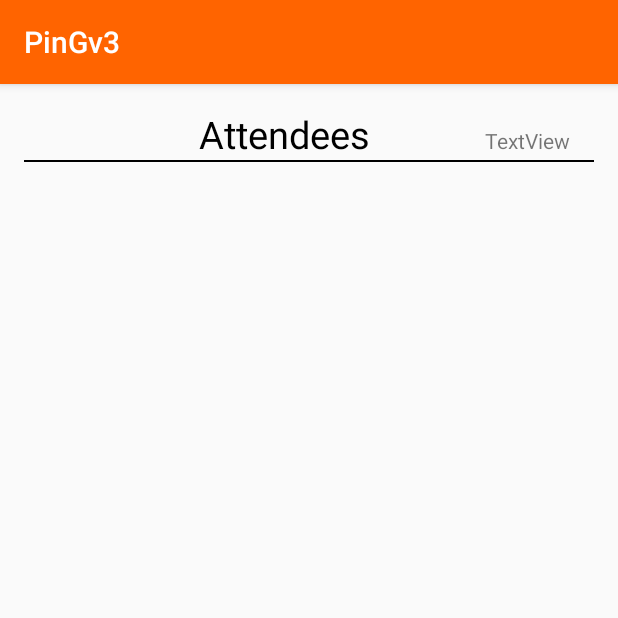
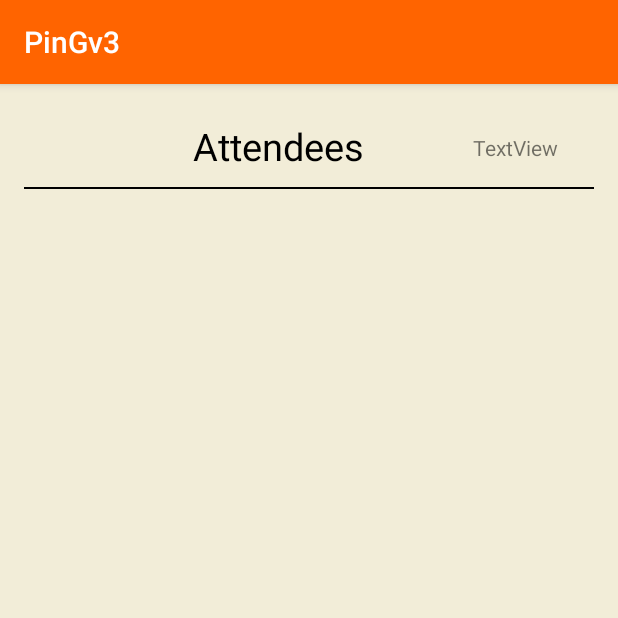
Before and after one commit to PinGTeam/PinG, an Android app: the AttendingUsersListActivity screen opened directly, with no data from a screen before it, on a phone screen of 412 x 824 dp, the top half of it. Run offline under Robolectric (Android 15) with nearby library versions, the phone set to English and light mode, and no system bars; 2 statements that could not run were skipped.

Commit message:
-Presentation Code

```diff
--- a/Source-Code/ANDROID/PinGv2/app/src/main/res/layout/activity_attending_users_list.xml
+++ b/Source-Code/ANDROID/PinGv2/app/src/main/res/layout/activity_attending_users_list.xml
@@ -8,12 +8,13 @@
     android:paddingLeft="@dimen/activity_horizontal_margin"
     android:paddingRight="@dimen/activity_horizontal_margin"
     android:paddingTop="@dimen/activity_vertical_margin"
+    android:background="#F2EDD8"
     tools:context="com.example.jorge.pingv2.AttendingUsersListActivity">
 
     <LinearLayout
         android:orientation="vertical"
         android:layout_width="match_parent"
-        android:layout_height="wrap_content"
+        android:layout_height="match_parent"
         android:layout_alignParentTop="true"
         android:layout_alignParentStart="true"
         android:weightSum="1">
@@ -30,17 +31,23 @@
 
             <TextView
                 android:text="Attendees"
-                android:layout_width="267dp"
+                android:layout_width="242dp"
+                android:layout_gravity=""
+                android:layout_marginBottom="10dp"
+                android:paddingTop="8dp"
                 android:layout_height="wrap_content"
                 android:textSize="25sp"
                 android:textColor="#000"
                 android:gravity="center"
-                android:id="@+id/textView4" />
+                android:id="@+id/textView4"
+                android:layout_weight="0.42" />
 
             <TextView
                 android:text="TextView"
+                android:gravity="center"
+                android:layout_gravity="top"
                 android:layout_width="wrap_content"
-                android:layout_height="wrap_content"
+                android:layout_height="match_parent"
                 android:id="@+id/attendingCountField" />
 
         </LinearLayout>
@@ -50,15 +57,15 @@
             android:layout_height="1dp"
             android:background="#000" />
 
-        <Space
-            android:layout_width="match_parent"
-            android:layout_height="10dp" />
-
         <ListView
             android:layout_width="match_parent"
             android:layout_height="match_parent"
             android:id="@+id/listOfAttendeesOnScreen" />
 
+        <Space
+            android:layout_width="match_parent"
+            android:layout_height="10dp" />
+
     </LinearLayout>
 
 </RelativeLayout>
```
